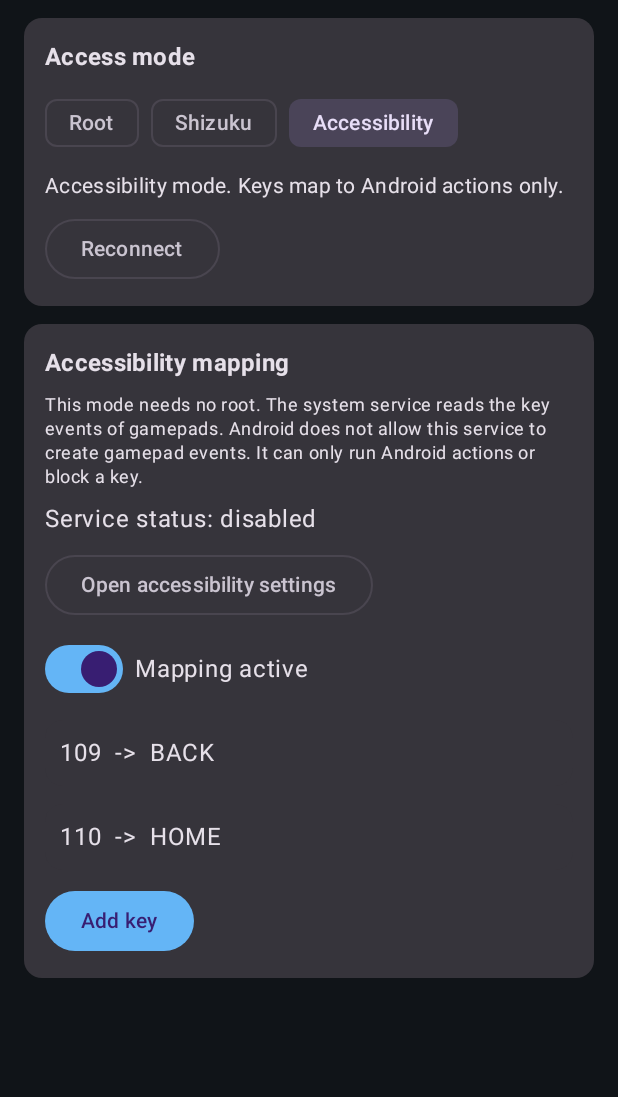
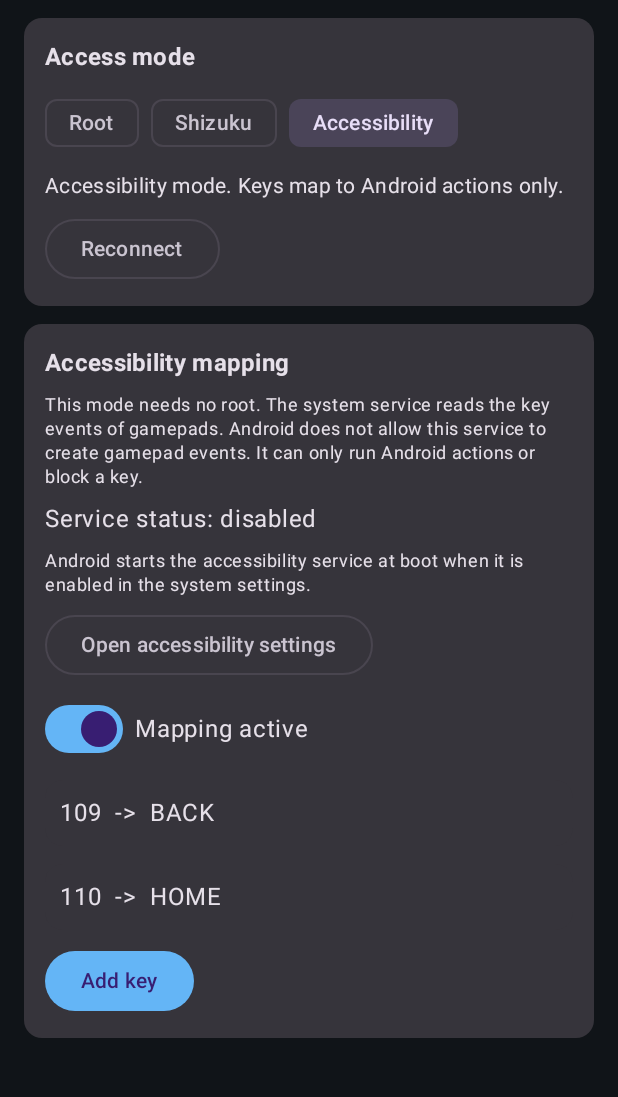
Before and after one commit to anr2me/AndroidVirtualGamepad, an Android app built with Jetpack Compose: the screen it shows after launch (MainActivity), after a tap on "Accessibility", on a phone screen of 412 x 824 dp, the part 72-1169 px from its top. Run offline under Robolectric (Android 15) with nearby library versions, the phone set to English and light mode, and no system bars; libraries missing offline, so code that uses them is left out: com.topjohnwu.superuser, rikka.shizuku; 8 statements that could not run were skipped.

Commit message:
Add option to start the pads at boot
- BootReceiver (BOOT_COMPLETED, QUICKBOOT_POWERON, MY_PACKAGE_REPLACED)
  starts HostService with ACTION_BOOT when "Start pads at boot" is on.
- HostService runs BootStarter on boot. It returns START_STICKY and runs
  the boot start again when the system restarts it.
- BootStarter connects to the helper (root: 60 s, Shizuku: up to 10 min,
  without a permission request) and starts each pad that has autoStart.
- Engine: new waitForSource option. A pad can start without its source
  device and waits until the device appears.
- BackendManager: connect and disconnect are safe to call from any thread
  (RootService.bind needs the main thread). Add shizukuPermission().
- UI: switch "Start pads at boot", switch per pad, and the UI reads the
  status of pads that already run (syncStatus).
- Manifest: RECEIVE_BOOT_COMPLETED and the receiver.
- README: section 5.4, limits and troubleshooting.

```diff
--- a/app/src/main/java/com/avgamepad/backend/BackendManager.kt
+++ b/app/src/main/java/com/avgamepad/backend/BackendManager.kt
@@ -73,8 +73,21 @@ object BackendManager {
         else _state.value = BackendState(current, false, "Shizuku permission denied.")
     }
 
-    fun connect(type: BackendType) {
-        disconnect()
+    fun connect(type: BackendType) = onMain { connectNow(type) }
+    fun disconnect() = onMain { disconnectNow() }
+
+    /** RootService.bind and unbind must run on the main thread. */
+    private fun onMain(block: () -> Unit) {
+        if (Looper.myLooper() == Looper.getMainLooper()) block() else main.post(block)
+    }
+
+    /** null = Shizuku is not running, true = running and permission granted, false = permission missing. */
+    fun shizukuPermission(): Boolean? = try {
+        if (!Shizuku.pingBinder()) null else Shizuku.checkSelfPermission() == PackageManager.PERMISSION_GRANTED
+    } catch (_: Throwable) { null }
+
+    private fun connectNow(type: BackendType) {
+        disconnectNow()
         current = type
         when (type) {
             BackendType.ROOT -> connectRoot()
@@ -84,7 +97,7 @@ object BackendManager {
         }
     }
 
-    fun disconnect() {
+    private fun disconnectNow() {
         service = null
         runCatching { RootService.unbind(conn) }
         shizukuArgs?.let { runCatching { Shizuku.unbindUserService(it, conn, true) } }
--- a/app/src/main/java/com/avgamepad/data/Store.kt
+++ b/app/src/main/java/com/avgamepad/data/Store.kt
@@ -27,6 +27,11 @@ object Store {
     var accEnabled: Boolean
         get() = sp.getBoolean("accEnabled", true)
         set(v) { sp.edit().putBoolean("accEnabled", v).apply() }
+
+    /** Start the pads that are marked for boot start when the device starts. */
+    var bootStart: Boolean
+        get() = sp.getBoolean("bootStart", false)
+        set(v) { sp.edit().putBoolean("bootStart", v).apply() }
 
     var slotCount: Int
         get() = sp.getInt("slotCount", 1).coerceIn(1, MAX_SLOTS)
--- a/app/src/main/java/com/avgamepad/model/Models.kt
+++ b/app/src/main/java/com/avgamepad/model/Models.kt
@@ -230,6 +230,8 @@ data class EngineConfig(
     val kbdRules: List<KbdRule> = emptyList(),
     val kbdMode: String = "auto",        // auto | uinput | inject
     val rumble: String = "controller",   // off | controller | phone | both
+    val autoStart: Boolean = true,       // start this pad at boot (when the boot option is on)
+    val waitForSource: Boolean = false,  // start without the source device and wait for it (boot start)
 ) {
     val padProfile: PadProfile
         get() = PadProfile.entries.firstOrNull { it.name.equals(profile, true) } ?: PadProfile.XBOX360
@@ -261,6 +263,7 @@ data class EngineConfig(
         .put("rules", JSONArray().also { a -> rules.forEach { a.put(it.toJson()) } })
         .put("kbdRules", JSONArray().also { a -> kbdRules.forEach { a.put(it.toJson()) } })
         .put("kbdMode", kbdMode).put("rumble", rumble)
+        .put("autoStart", autoStart).put("waitForSource", waitForSource)
 
     companion object {
         fun fromJson(o: JSONObject): EngineConfig {
@@ -292,6 +295,8 @@ data class EngineConfig(
                 kbdRules = kbd,
                 kbdMode = o.optString("kbdMode", d.kbdMode),
                 rumble = o.optString("rumble", d.rumble),
+                autoStart = o.optBoolean("autoStart", d.autoStart),
+                waitForSource = o.optBoolean("waitForSource", d.waitForSource),
             )
         }
     }
--- a/app/src/main/java/com/avgamepad/ui/Screens.kt
+++ b/app/src/main/java/com/avgamepad/ui/Screens.kt
@@ -87,6 +87,23 @@ fun AppScreen(vm: AppViewModel) {
                             vm::removeLastSlot,
                             enabled = ui.configs.size > 1 && (ui.configs.size - 1) !in ui.runningSlots,
                         ) { Text("Remove last pad") }
+                    }
+                    Row(verticalAlignment = androidx.compose.ui.Alignment.CenterVertically) {
+                        Switch(ui.bootStart, vm::setBootStart)
+                        Spacer(Modifier.width(8.dp))
+                        Text("Start pads at boot")
+                    }
+                    if (ui.bootStart) {
+                        Row(verticalAlignment = androidx.compose.ui.Alignment.CenterVertically) {
+                            Switch(ui.config.autoStart, { v -> vm.edit { it.copy(autoStart = v) } })
+                            Spacer(Modifier.width(8.dp))
+                            Text("Start Pad ${ui.slot + 1} at boot")
+                        }
+                        Text(
+                            "At boot, Root must be allowed for this app, or Shizuku must be running. " +
+                                "The pad waits for the source device if it is not connected.",
+                            style = MaterialTheme.typography.bodySmall,
+                        )
                     }
                     Text("The settings below belong to Pad ${ui.slot + 1}.", style = MaterialTheme.typography.bodySmall)
                     Text(if (ui.status.isNotBlank()) ui.status else if (ui.running) "Running" else "Stopped")
@@ -267,6 +284,10 @@ private fun AccessibilitySection(ui: UiState, vm: AppViewModel) {
             style = MaterialTheme.typography.bodySmall,
         )
         Text(if (ui.accServiceOn) "Service status: enabled" else "Service status: disabled")
+        Text(
+            "Android starts the accessibility service at boot when it is enabled in the system settings.",
+            style = MaterialTheme.typography.bodySmall,
+        )
         OutlinedButton({
             runCatching {
                 ctx.startActivity(Intent(Settings.ACTION_ACCESSIBILITY_SETTINGS).addFlags(Intent.FLAG_ACTIVITY_NEW_TASK))
```
Also changed, not shown: app/src/main/AndroidManifest.xml (+14 -0 lines), app/src/main/java/com/avgamepad/engine/GamepadEngine.kt (+27 -8 lines), app/src/main/java/com/avgamepad/service/BootReceiver.kt (added, +20 -0 lines), app/src/main/java/com/avgamepad/service/BootStarter.kt (added, +59 -0 lines), app/src/main/java/com/avgamepad/service/HostService.kt (+37 -2 lines), app/src/main/java/com/avgamepad/ui/AppViewModel.kt (+28 -8 lines), 1 other file.
